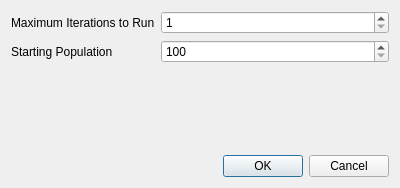
Qt form settingsdialog.ui (kuroneko/halflifedecaysim) before a commit.
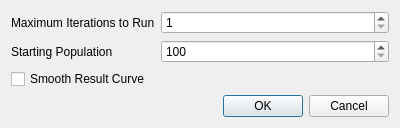
The same form after that commit.

```diff
--- a/settingsdialog.ui
+++ b/settingsdialog.ui
@@ -7,14 +7,12 @@
     <x>0</x>
     <y>0</y>
     <width>400</width>
-    <height>188</height>
+    <height>116</height>
    </rect>
   </property>
   <property name="windowTitle">
    <string>Dialog</string>
   </property>
-  <layout class="QVBoxLayout" name="verticalLayout">
-   <item>
     <layout class="QFormLayout" name="formLayout">
      <item row="0" column="0">
       <widget class="QLabel" name="iterationsLabel">
@@ -50,9 +48,17 @@
        </property>
       </widget>
      </item>
-    </layout>
+   <item row="2" column="0">
+    <widget class="QCheckBox" name="useSplineChartsCheckbox">
+     <property name="toolTip">
+      <string>Enabling this uses a smoothed result curve rather than strictly plotting the data.</string>
+     </property>
+     <property name="text">
+      <string>Smooth Result Curve</string>
+     </property>
+    </widget>
    </item>
-   <item>
+   <item row="3" column="1">
     <widget class="QDialogButtonBox" name="buttonBox">
      <property name="orientation">
       <enum>Qt::Horizontal</enum>
```
Left out of the diff: 11 changed lines with no effect on the pictures. Lines whose indentation alone changed are shown as unchanged.
